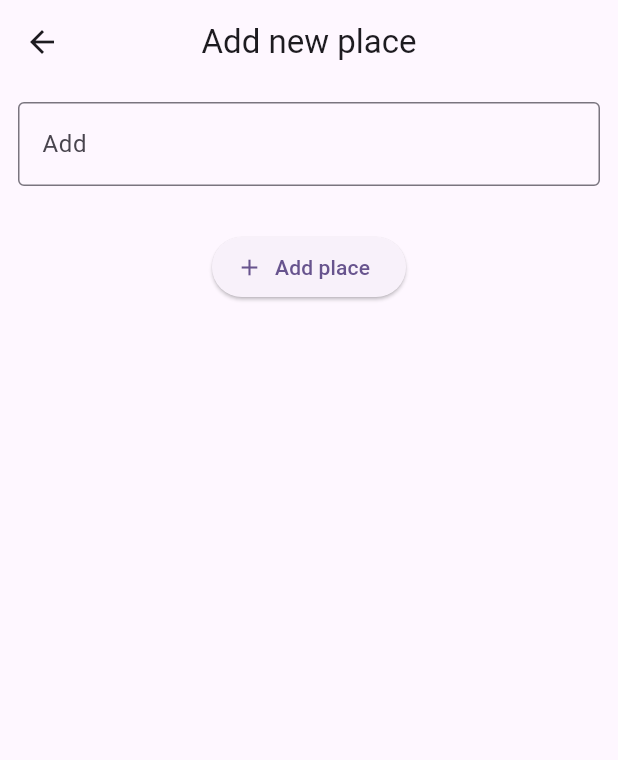
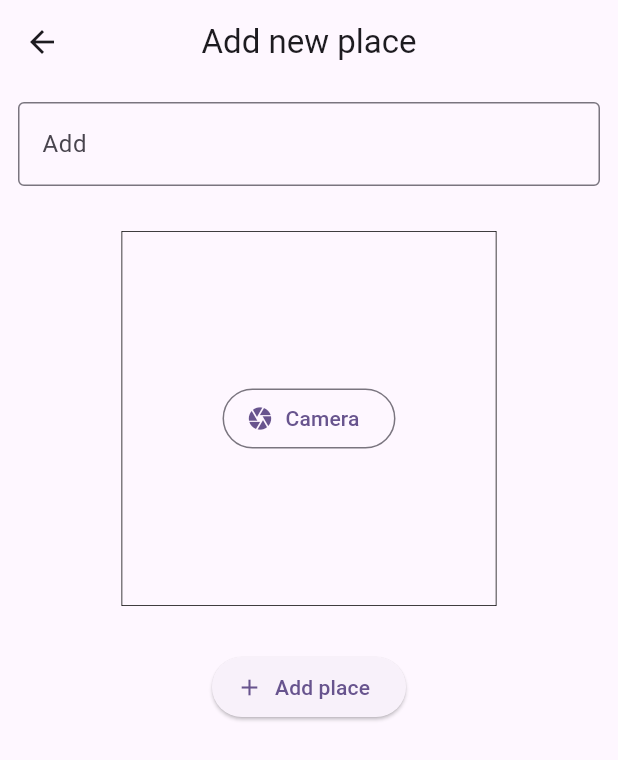
Before and after one commit to Zedestar/my_favorite_places, a Flutter app: the AddPlaces screen opened directly, on a phone screen of 412 x 824 dp. Shown: the top 760 px of the screen. Run offline on Flutter 3.47's test engine with Material 3 defaults, Android fonts, the phone set to English and light mode, and no system bars; our stand-ins replace flutter_riverpod, image_picker.

Commit message:
The commit after inserting the image picking function

```diff
--- a/lib/pages/add_places.dart
+++ b/lib/pages/add_places.dart
@@ -1,4 +1,5 @@
 import 'package:favourite_places/RiverPod/add_place.dart';
+import 'package:favourite_places/widget/camera_widget.dart';
 import 'package:flutter/material.dart';
 import 'package:flutter_riverpod/flutter_riverpod.dart';
 
@@ -58,6 +59,10 @@ class _AddPlacesState extends ConsumerState<AddPlaces> {
                 SizedBox(
                   height: 30,
                 ),
+                Cameraring(),
+                SizedBox(
+                  height: 30,
+                ),
                 ElevatedButton.icon(
                     onPressed: addPlace,
                     icon: Icon(Icons.add),
--- /dev/null
+++ b/lib/widget/camera_widget.dart
@@ -0,0 +1,51 @@
+import 'dart:io';
+
+import 'package:flutter/material.dart';
+import 'package:image_picker/image_picker.dart';
+
+class Cameraring extends StatefulWidget {
+  const Cameraring({super.key});
+
+  @override
+  State<Cameraring> createState() => _CameraringState();
+}
+
+class _CameraringState extends State<Cameraring> {
+  File? _imageTaken;
+  Widget? content;
+
+  void captureImage() async {
+    final imagePicker = ImagePicker();
+    final theImage = await imagePicker.pickImage(
+      source: ImageSource.camera,
+      maxWidth: 600,
+    );
+    if (theImage != null) {
+      return;
+    }
+    setState(() {
+      _imageTaken = File(theImage!.path);
+    });
+  }
+
+  @override
+  Widget build(BuildContext context) {
+    content = OutlinedButton.icon(
+      onPressed: () {},
+      label: Text("Camera"),
+      icon: Icon(Icons.camera),
+    );
+
+    if (_imageTaken != null) {
+      content = Image.file(_imageTaken!);
+    }
+
+    return Container(
+      decoration: BoxDecoration(border: Border.all(width: 0.5)),
+      height: 250,
+      width: 250,
+      alignment: Alignment.center,
+      child: content,
+    );
+  }
+}
--- a/pubspec.yaml
+++ b/pubspec.yaml
@@ -36,6 +36,7 @@ dependencies:
   cupertino_icons: ^1.0.8
   flutter_riverpod: ^2.6.1
   uuid: ^4.5.1
+  image_picker: ^1.1.2
 
 dev_dependencies:
   flutter_test:
```
Also changed, not shown: lib/main.dart (+12 -1 lines), lib/pages/place_details.dart (added, +19 -0 lines), pubspec.lock, 5 other files.
